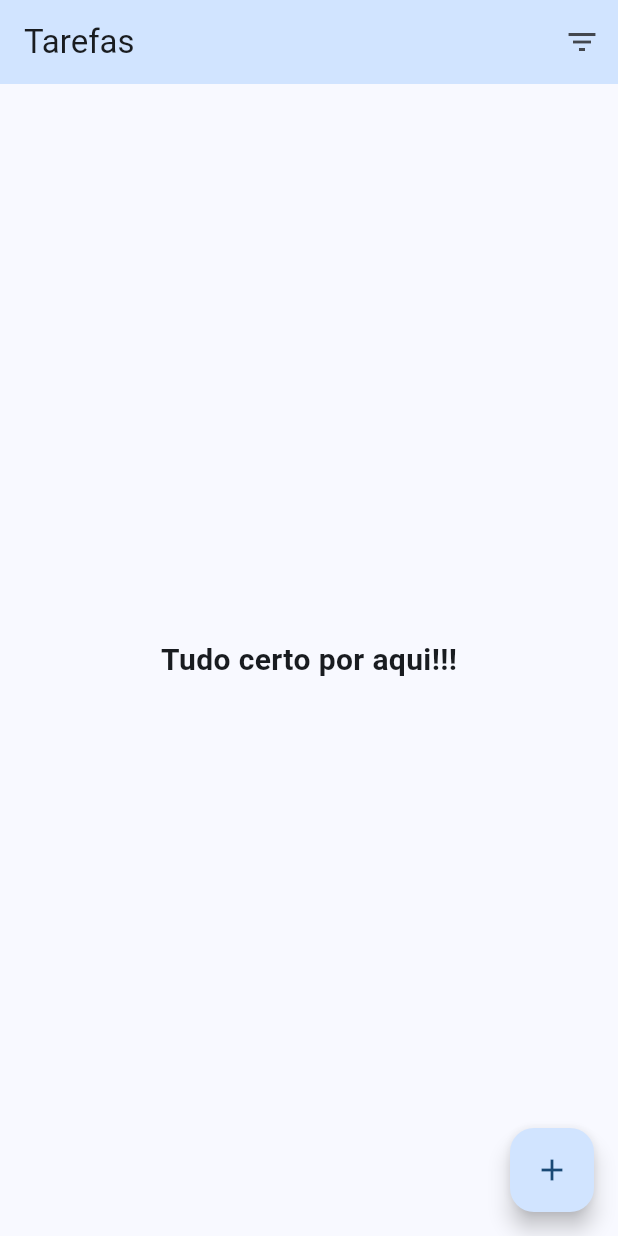
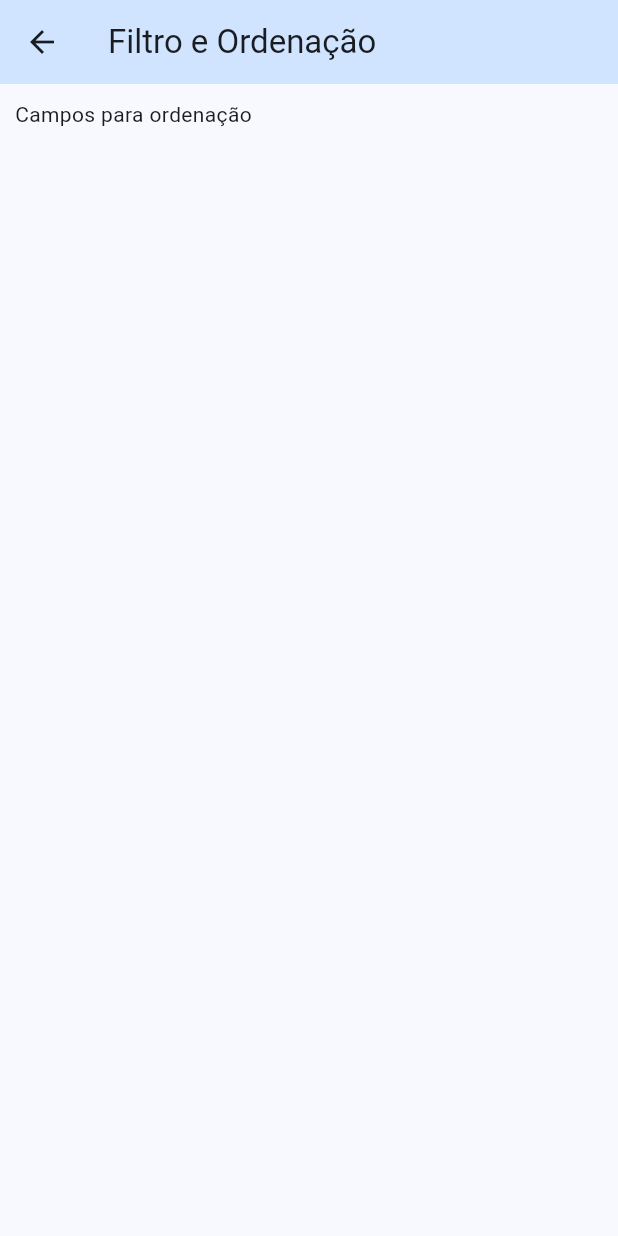
Before and after one commit to GiovaniMarcarini/gerenciador_tareas_MD2024, a Flutter app: the screen it shows after launch, after a tap on the "filter list" icon, on a phone screen of 412 x 824 dp. Run offline on Flutter 3.47's test engine with Material 3 defaults, Android fonts, the phone set to English and light mode, and no system bars.

```diff
--- a/lib/main.dart
+++ b/lib/main.dart
@@ -1,4 +1,5 @@
 import 'package:flutter/material.dart';
+import 'package:gerenciador_tareas/pages/filtro_page.dart';
 import 'package:gerenciador_tareas/pages/lista_page_tarefas.dart';
 
 void main() {
@@ -20,6 +21,9 @@ class MyApp extends StatelessWidget {
         useMaterial3: true,
       ),
       home: ListaTarefaPage(),
+      routes: {
+        FiltroPage.ROUTE_NAME: (BuildContext context) => FiltroPage(),
+      },
     );
   }
 }
--- /dev/null
+++ b/lib/pages/filtro_page.dart
@@ -0,0 +1,47 @@
+
+import 'package:flutter/cupertino.dart';
+import 'package:flutter/material.dart';
+
+class FiltroPage extends StatefulWidget{
+
+  static const ROUTE_NAME = '/filtro';
+  static const  CHAVE_CAMPO_ORDENACAO = 'campoOrdenacao';
+  static const  CHAVE_ORDENAR_DECRESCENTE = 'usarOrdemDecrescente';
+  static const  CHAVE_FILTRO_DESCRICAO = 'filtroDescricao';
+
+  @override
+  _FiltroPageState createState() => _FiltroPageState();
+
+}
+
+@override
+class _FiltroPageState extends State<FiltroPage>{
+
+
+  @override
+  Widget build(BuildContext context){
+    return WillPopScope(
+        onWillPop: null,
+        child: Scaffold(
+          appBar: AppBar(
+            centerTitle: false,
+              backgroundColor: Theme.of(context).colorScheme.primaryContainer,
+              title: const Text('Filtro e Ordenação')
+          ),
+          body: _criaBody(),
+        ),
+    );
+  }
+
+  Widget _criaBody(){
+    return ListView(
+      children: const [
+        Padding(
+            padding: EdgeInsets.only(left: 10, top: 10),
+          child: Text('Campos para ordenação'),
+        )
+      ],
+    );
+  }
+
+}
--- a/pubspec.yaml
+++ b/pubspec.yaml
@@ -36,6 +36,7 @@ dependencies:
   # Use with the CupertinoIcons class for iOS style icons.
   cupertino_icons: ^1.0.6
   intl: ^0.19.0
+  shared_preferences: ^2.2.2
 
 dev_dependencies:
   flutter_test:
```
Also changed, not shown: lib/pages/lista_page_tarefas.dart (+135 -6 lines), lib/widgets/conteudo_form_dialog.dart (+34 -1 lines), pubspec.lock, 5 other files.
